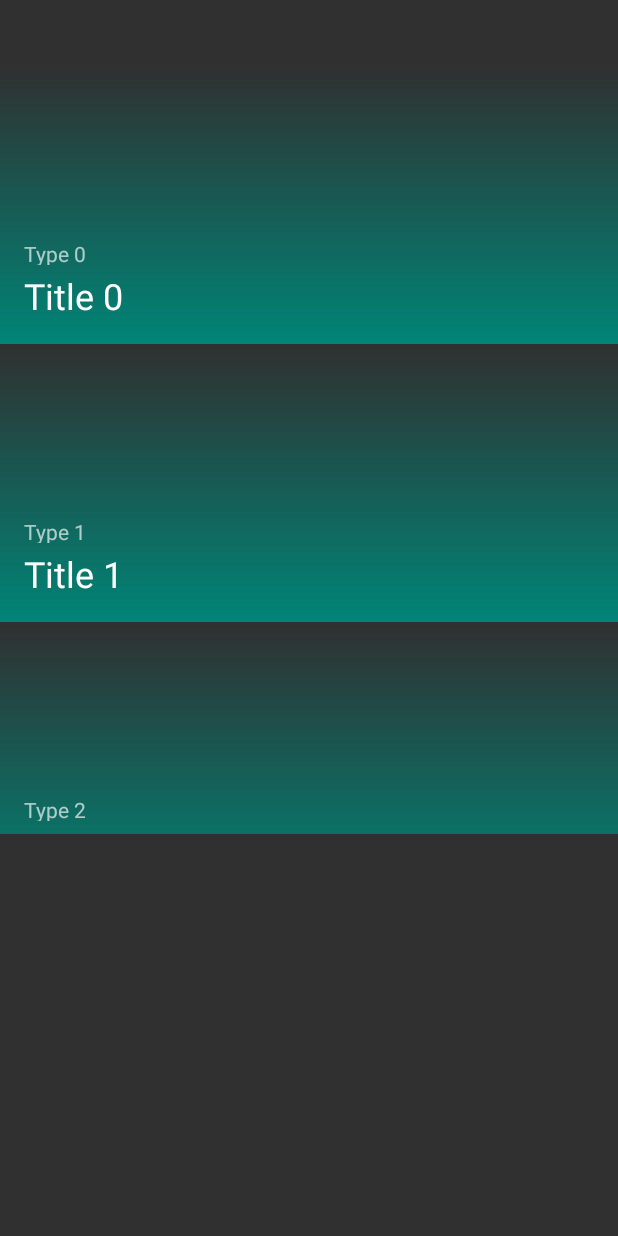
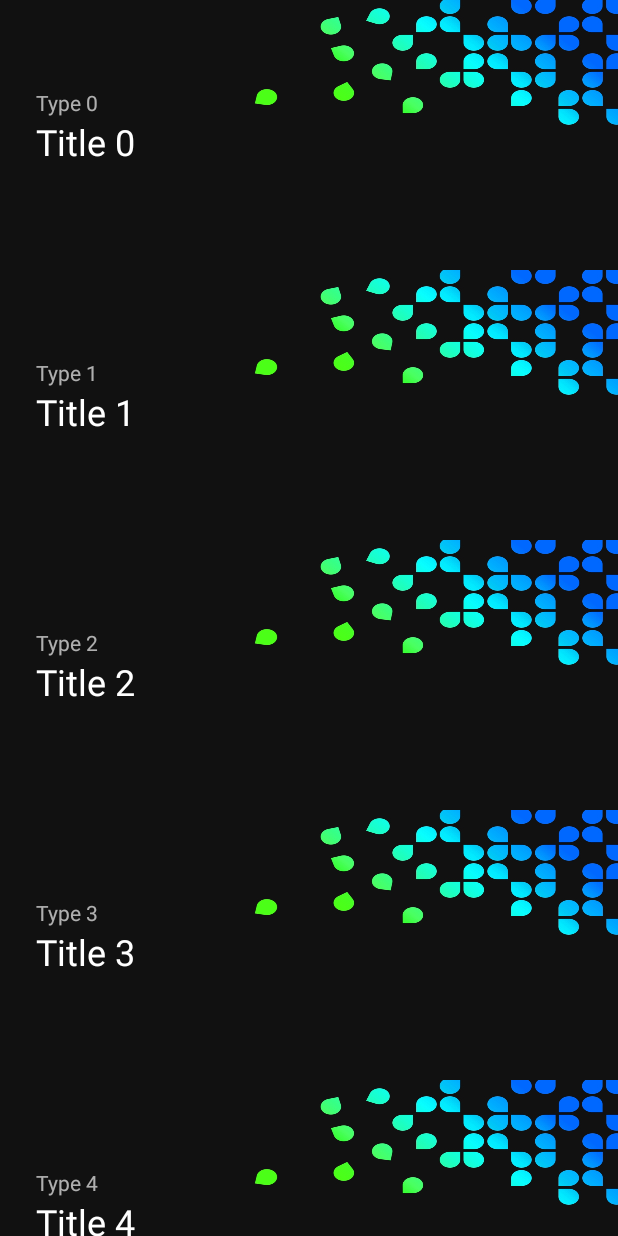
Before and after one commit to NIT-Meghalaya/Shishir-2019-App, an Android app: the screen it shows after launch (EventsListActivity), on a phone screen of 412 x 824 dp. Run offline under Robolectric (Android 15) with nearby library versions, the phone set to English and light mode, and no system bars.

Commit message:
Fixed Recycler View and gradle issues

```diff
--- a/app/src/main/java/shishir/nitmeghalaya/in/shishir2019/activity/EventsListActivity.kt
+++ b/app/src/main/java/shishir/nitmeghalaya/in/shishir2019/activity/EventsListActivity.kt
@@ -1,14 +1,40 @@
 package shishir.nitmeghalaya.`in`.shishir2019.activity
 
-import android.graphics.drawable.ShapeDrawable
+import android.annotation.SuppressLint
+import android.os.Bundle
+import android.widget.LinearLayout
 import androidx.appcompat.app.AppCompatActivity
-import android.os.Bundle
 import androidx.recyclerview.widget.LinearLayoutManager
 import androidx.recyclerview.widget.RecyclerView
 import shishir.nitmeghalaya.`in`.shishir2019.R
 import shishir.nitmeghalaya.`in`.shishir2019.adapter.EventsListAdapter
 import shishir.nitmeghalaya.`in`.shishir2019.models.EventCard
 
+class EventsListActivity : AppCompatActivity(){
+
+    @SuppressLint("WrongConstant")
+    override fun onCreate(savedInstanceState: Bundle?) {
+        super.onCreate(savedInstanceState)
+        setContentView(R.layout.activity_events_list)
+
+        val recyclerView = findViewById(R.id.recyclerView) as RecyclerView
+
+        recyclerView.layoutManager = LinearLayoutManager(this, LinearLayout.VERTICAL, false)
+
+        val Items = ArrayList<EventCard>()
+        for (i in 0..10)
+            Items.add(EventCard("Type " + i, "Title " + i))
+
+        val adapter = EventsListAdapter(Items)
+
+        recyclerView.adapter = adapter
+        }
+}
+
+
+
+
+/*
 class EventsListActivity : AppCompatActivity() {
 
     private lateinit var recyclerView: RecyclerView
@@ -38,4 +64,4 @@ class EventsListActivity : AppCompatActivity() {
             adapter = viewAdapter
         }
     }
-}
+}*/
--- a/app/src/main/java/shishir/nitmeghalaya/in/shishir2019/adapter/EventsListAdapter.kt
+++ b/app/src/main/java/shishir/nitmeghalaya/in/shishir2019/adapter/EventsListAdapter.kt
@@ -4,17 +4,41 @@ import android.view.LayoutInflater
 import android.view.View
 import android.view.ViewGroup
 import android.widget.TextView
-import androidx.constraintlayout.widget.ConstraintLayout
 import androidx.recyclerview.widget.RecyclerView
-import kotlinx.android.synthetic.main.item_event_list.view.*
 import shishir.nitmeghalaya.`in`.shishir2019.R
 import shishir.nitmeghalaya.`in`.shishir2019.models.EventCard
-import shishir.nitmeghalaya.`in`.shishir2019.viewholder.EventsListItemViewHolder
+
+
+class EventsListAdapter(private val ItemList: ArrayList<EventCard>): RecyclerView.Adapter<EventsListAdapter.ViewHolder>(){
+    override fun onCreateViewHolder(parent: ViewGroup, viewType: Int): ViewHolder {
+        val v = LayoutInflater.from(parent.context).inflate(R.layout.event_item, parent, false)
+        return ViewHolder(v)
+    }
+
+    override fun getItemCount(): Int {
+        return ItemList.size
+    }
+
+    override fun onBindViewHolder(holder: EventsListAdapter.ViewHolder, position: Int) {
+        val item = ItemList[position]
+
+        holder.type.text = item.type
+        holder.title.text = item.title
+    }
+
+    class ViewHolder(view:View): RecyclerView.ViewHolder(view){
+        val type = view.findViewById(R.id.item_type) as TextView
+        val title = view.findViewById(R.id.item_title) as TextView
+    }
+}
+
+
+
+
 
 
 /**
  * Created by Devansh on 24/1/19.
- */
 
 class EventsListAdapter(private val myDataset: Array<EventCard>) :
     RecyclerView.Adapter<EventsListAdapter.MyViewHolder>() {
@@ -53,3 +77,4 @@ class EventsListAdapter(private val myDataset: Array<EventCard>) :
     // Return the size of your dataset (invoked by the layout manager)
     override fun getItemCount() = myDataset.size
 }
+ */
--- a/app/src/main/java/shishir/nitmeghalaya/in/shishir2019/models/EventCard.kt
+++ b/app/src/main/java/shishir/nitmeghalaya/in/shishir2019/models/EventCard.kt
@@ -1,5 +1,3 @@
 package shishir.nitmeghalaya.`in`.shishir2019.models
 
-class EventCard (var type: String, var title: String){
-
-}
+class EventCard (val type: String, val title: String)
--- a/app/src/main/res/layout/activity_events_list.xml
+++ b/app/src/main/res/layout/activity_events_list.xml
@@ -10,10 +10,9 @@
     <androidx.recyclerview.widget.RecyclerView
             android:id="@+id/recyclerView"
             android:layout_width="0dp"
-            android:layout_height="512dp"
+            android:layout_height="0dp"
             app:layout_constraintTop_toTopOf="parent"
             app:layout_constraintEnd_toEndOf="parent"
-            app:layout_constraintStart_toStartOf="parent" android:layout_marginTop="44dp"
-            app:layout_constraintHorizontal_bias="0.0"/>
+            app:layout_constraintStart_toStartOf="parent" app:layout_constraintBottom_toBottomOf="parent"/>
 
 </androidx.constraintlayout.widget.ConstraintLayout>
--- /dev/null
+++ b/app/src/main/res/layout/event_item.xml
@@ -0,0 +1,36 @@
+<?xml version="1.0" encoding="utf-8"?>
+<androidx.constraintlayout.widget.ConstraintLayout
+        xmlns:android="http://schemas.android.com/apk/res/android"
+        xmlns:app="http://schemas.android.com/apk/res-auto"
+        xmlns:tools="http://schemas.android.com/tools"
+        android:orientation="vertical"
+        android:layout_width="match_parent"
+        android:layout_height="180dp"
+        android:id="@+id/event_card">
+
+    <ImageView
+            android:layout_width="match_parent"
+            android:layout_height="match_parent"
+            app:srcCompat="@drawable/samplebg"
+            android:id="@+id/background_image"
+            android:scaleType="fitXY" />
+    <TextView
+            android:text="TextView"
+            android:layout_width="wrap_content"
+            android:layout_height="wrap_content"
+            android:id="@+id/item_type"
+            android:textColor="@color/WhiteTransparent"
+            app:layout_constraintStart_toStartOf="parent" android:layout_marginStart="24dp"
+            app:layout_constraintBottom_toTopOf="@+id/item_title"/>
+    <TextView
+            android:text="TextView"
+            android:layout_width="wrap_content"
+            android:layout_height="wrap_content"
+            android:id="@+id/item_title"
+            android:textSize="24dp" android:textColor="#ffffffff" android:layout_marginStart="24dp"
+            app:layout_constraintStart_toStartOf="parent"
+            app:layout_constraintBottom_toBottomOf="parent"
+            android:layout_marginTop="8dp" app:layout_constraintTop_toTopOf="parent"/>
+
+
+</androidx.constraintlayout.widget.ConstraintLayout>
--- a/app/src/main/res/layout/item_event_list.xml
+++ /dev/null
@@ -1,39 +0,0 @@
-<?xml version="1.0" encoding="utf-8"?>
-<androidx.constraintlayout.widget.ConstraintLayout
-        xmlns:android="http://schemas.android.com/apk/res/android"
-        xmlns:app="http://schemas.android.com/apk/res-auto"
-        xmlns:tools="http://schemas.android.com/tools"
-        android:orientation="vertical"
-        android:layout_width="match_parent"
-        android:layout_height="wrap_content"
-        android:id="@+id/event_card">
-
-    <ImageView
-            android:layout_width="match_parent"
-            android:layout_height="0dp"
-            app:layout_constraintDimensionRatio="20:9"
-            tools:src="@tools:sample/backgrounds/scenic"
-            android:scaleType="centerCrop"
-            android:foreground="@drawable/item_event_list_gradient" app:layout_constraintStart_toStartOf="parent"
-            app:layout_constraintEnd_toEndOf="parent"
-            app:layout_constraintTop_toTopOf="parent" android:id="@+id/imageView1"
-            app:layout_constraintHorizontal_bias="0.0"/>
-    <TextView
-            android:text="TextView"
-            android:layout_width="wrap_content"
-            android:layout_height="17dp"
-            android:id="@+id/event_card_type"
-            android:textColor="@color/WhiteTransparent"
-            app:layout_constraintStart_toStartOf="parent" android:layout_marginStart="16dp"
-            android:layout_marginBottom="4dp" app:layout_constraintBottom_toTopOf="@+id/event_card_title"/>
-    <TextView
-            android:text="TextView"
-            android:layout_width="wrap_content"
-            android:layout_height="wrap_content"
-            android:id="@+id/event_card_title"
-            android:textSize="24dp" android:textColor="#ffffffff" android:layout_marginStart="16dp"
-            app:layout_constraintStart_toStartOf="parent"
-            android:layout_marginBottom="16dp" app:layout_constraintBottom_toBottomOf="parent"/>
-
-
-</androidx.constraintlayout.widget.ConstraintLayout>
--- a/build.gradle
+++ b/build.gradle
@@ -8,7 +8,7 @@ buildscript {
         jcenter()
     }
     dependencies {
-        classpath 'com.android.tools.build:gradle:3.3.0'
+        classpath 'com.android.tools.build:gradle:3.2.1'
         classpath "org.jetbrains.kotlin:kotlin-gradle-plugin:$kotlin_version"
 
         // NOTE: Do not place your application dependencies here; they belong
```
Also changed, not shown: app/src/main/res/drawable/samplebg.jpg (added), gradle/wrapper/gradle-wrapper.properties.
